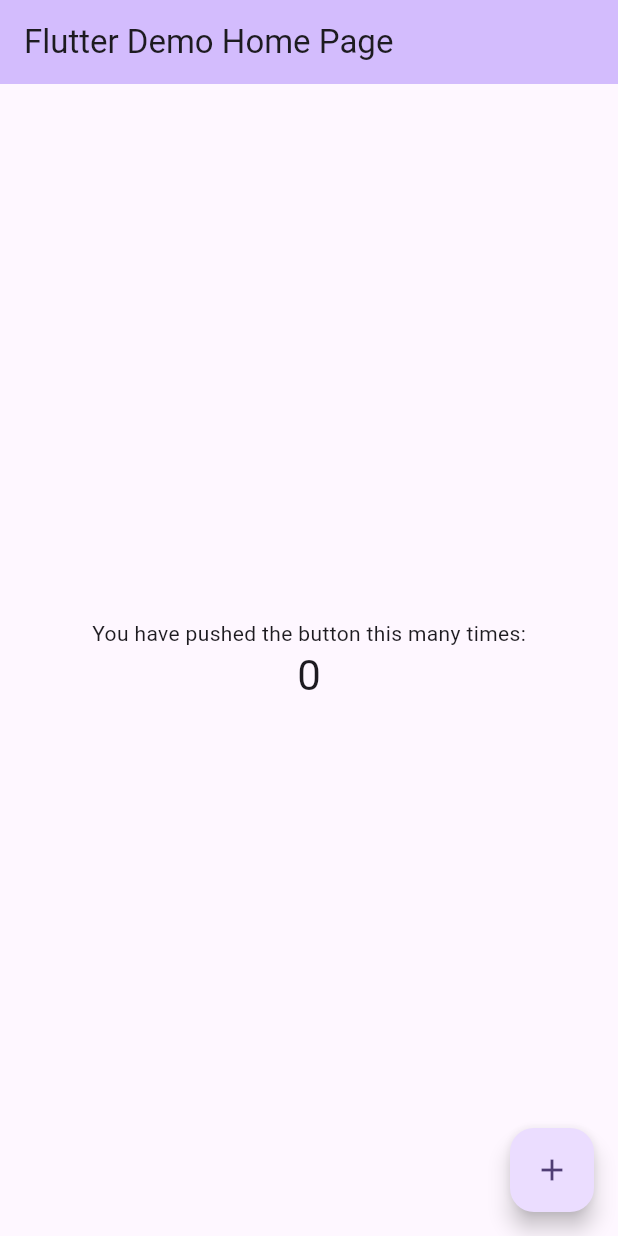
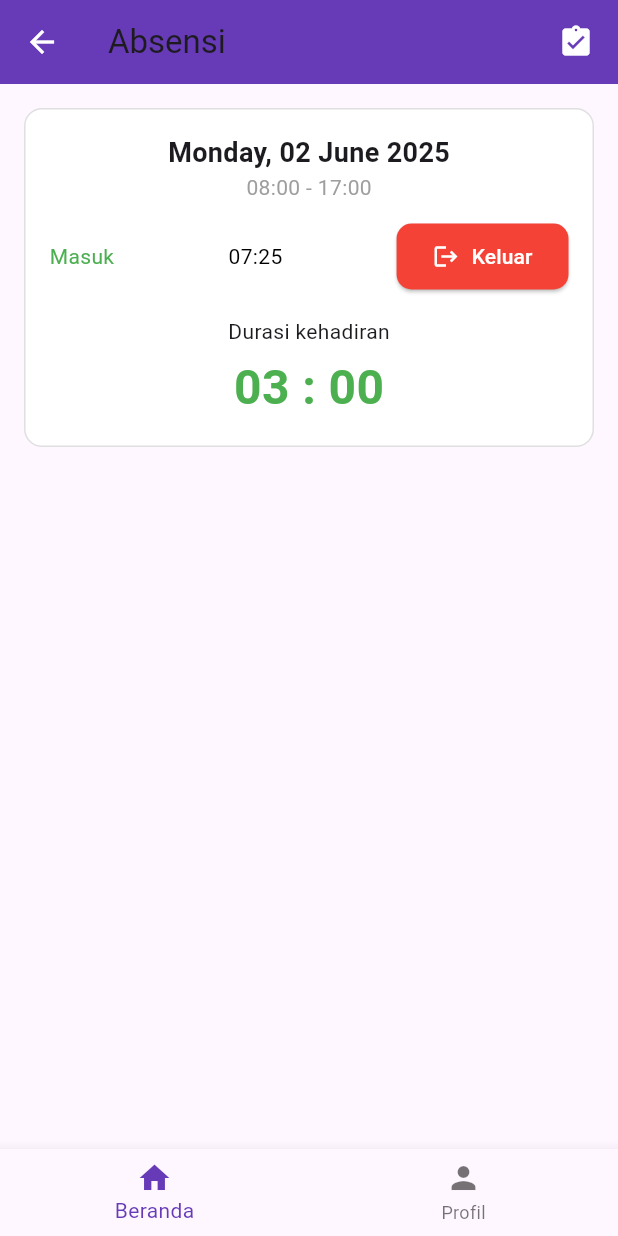
Before and after one commit to muhmmdfrd/hris-ai-mobile, a Flutter app: the screen it shows after launch, on a phone screen of 412 x 824 dp. Run offline on Flutter 3.47's test engine with Material 3 defaults, Android fonts, the phone set to English and light mode, and no system bars; our stand-ins replace dio, flutter_bloc, jiffy.

Commit message:
feat: add login and home screen

```diff
--- a/lib/main.dart
+++ b/lib/main.dart
@@ -1,4 +1,6 @@
 import 'package:flutter/material.dart';
+import 'package:hris_ai/modules/auth/auth_screen.dart';
+import 'package:hris_ai/modules/home/home_screen.dart';
 
 void main() {
   runApp(const MyApp());
@@ -7,116 +9,13 @@ void main() {
 class MyApp extends StatelessWidget {
   const MyApp({super.key});
 
-  // This widget is the root of your application.
   @override
   Widget build(BuildContext context) {
     return MaterialApp(
       title: 'Flutter Demo',
-      theme: ThemeData(
-        // This is the theme of your application.
-        //
-        // TRY THIS: Try running your application with "flutter run". You'll see
-        // the application has a purple toolbar. Then, without quitting the app,
-        // try changing the seedColor in the colorScheme below to Colors.green
-        // and then invoke "hot reload" (save your changes or press the "hot
-        // reload" button in a Flutter-supported IDE, or press "r" if you used
-        // the command line to start the app).
-        //
-        // Notice that the counter didn't reset back to zero; the application
-        // state is not lost during the reload. To reset the state, use hot
-        // restart instead.
-        //
-        // This works for code too, not just values: Most code changes can be
-        // tested with just a hot reload.
-        colorScheme: ColorScheme.fromSeed(seedColor: Colors.deepPurple),
-      ),
-      home: const MyHomePage(title: 'Flutter Demo Home Page'),
+      theme: ThemeData(colorScheme: ColorScheme.fromSeed(seedColor: Colors.deepPurple)),
+      initialRoute: '/home',
+      routes: {'/auth': (context) => const AuthScreen(), '/home': (context) => const HomeScreen()},
     );
   }
 }
-
-class MyHomePage extends StatefulWidget {
-  const MyHomePage({super.key, required this.title});
-
-  // This widget is the home page of your application. It is stateful, meaning
-  // that it has a State object (defined below) that contains fields that affect
-  // how it looks.
-
-  // This class is the configuration for the state. It holds the values (in this
-  // case the title) provided by the parent (in this case the App widget) and
-  // used by the build method of the State. Fields in a Widget subclass are
-  // always marked "final".
-
-  final String title;
-
-  @override
-  State<MyHomePage> createState() => _MyHomePageState();
-}
-
-class _MyHomePageState extends State<MyHomePage> {
-  int _counter = 0;
-
-  void _incrementCounter() {
-    setState(() {
-      // This call to setState tells the Flutter framework that something has
-      // changed in this State, which causes it to rerun the build method below
-      // so that the display can reflect the updated values. If we changed
-      // _counter without calling setState(), then the build method would not be
-      // called again, and so nothing would appear to happen.
-      _counter++;
-    });
-  }
-
-  @override
-  Widget build(BuildContext context) {
-    // This method is rerun every time setState is called, for instance as done
-    // by the _incrementCounter method above.
-    //
-    // The Flutter framework has been optimized to make rerunning build methods
-    // fast, so that you can just rebuild anything that needs updating rather
-    // than having to individually change instances of widgets.
-    return Scaffold(
-      appBar: AppBar(
-        // TRY THIS: Try changing the color here to a specific color (to
-        // Colors.amber, perhaps?) and trigger a hot reload to see the AppBar
-        // change color while the other colors stay the same.
-        backgroundColor: Theme.of(context).colorScheme.inversePrimary,
-        // Here we take the value from the MyHomePage object that was created by
-        // the App.build method, and use it to set our appbar title.
-        title: Text(widget.title),
-      ),
-      body: Center(
-        // Center is a layout widget. It takes a single child and positions it
-        // in the middle of the parent.
-        child: Column(
-          // Column is also a layout widget. It takes a list of children and
-          // arranges them vertically. By default, it sizes itself to fit its
-          // children horizontally, and tries to be as tall as its parent.
-          //
-          // Column has various properties to control how it sizes itself and
-          // how it positions its children. Here we use mainAxisAlignment to
-          // center the children vertically; the main axis here is the vertical
-          // axis because Columns are vertical (the cross axis would be
-          // horizontal).
-          //
-          // TRY THIS: Invoke "debug painting" (choose the "Toggle Debug Paint"
-          // action in the IDE, or press "p" in the console), to see the
-          // wireframe for each widget.
-          mainAxisAlignment: MainAxisAlignment.center,
-          children: <Widget>[
-            const Text('You have pushed the button this many times:'),
-            Text(
-              '$_counter',
-              style: Theme.of(context).textTheme.headlineMedium,
-            ),
-          ],
-        ),
-      ),
-      floatingActionButton: FloatingActionButton(
-        onPressed: _incrementCounter,
-        tooltip: 'Increment',
-        child: const Icon(Icons.add),
-      ), // This trailing comma makes auto-formatting nicer for build methods.
-    );
-  }
-}
--- /dev/null
+++ b/lib/modules/home/home_screen.dart
@@ -0,0 +1,32 @@
+import 'package:flutter/material.dart';
+import 'package:hris_ai/modules/home/main_screen.dart';
+import 'package:hris_ai/modules/home/profile_screen.dart';
+
+class HomeScreen extends StatefulWidget {
+  const HomeScreen({super.key});
+
+  @override
+  State<HomeScreen> createState() => _HomeScreenState();
+}
+
+class _HomeScreenState extends State<HomeScreen> {
+  int _currentIndex = 0;
+
+  final List<Widget> _screens = [const MainScreen(), const ProfilScreen()];
+
+  @override
+  Widget build(BuildContext context) {
+    return Scaffold(
+      body: _screens[_currentIndex],
+      bottomNavigationBar: BottomNavigationBar(
+        currentIndex: _currentIndex,
+        selectedItemColor: Colors.deepPurple,
+        onTap: (index) => setState(() => _currentIndex = index),
+        items: const [
+          BottomNavigationBarItem(icon: Icon(Icons.home), label: 'Beranda'),
+          BottomNavigationBarItem(icon: Icon(Icons.person), label: 'Profil'),
+        ],
+      ),
+    );
+  }
+}
--- /dev/null
+++ b/lib/modules/home/main_screen.dart
@@ -0,0 +1,67 @@
+import 'package:flutter/material.dart';
+import 'package:jiffy/jiffy.dart';
+
+class MainScreen extends StatelessWidget {
+  const MainScreen({super.key});
+
+  @override
+  Widget build(BuildContext context) {
+    final today = Jiffy.parse('2025-06-02'); // kamu bisa sesuaikan ke Jiffy.now()
+
+    return Scaffold(
+      appBar: AppBar(
+        title: const Text('Absensi'),
+        backgroundColor: Colors.deepPurple,
+        leading: const BackButton(color: Colors.white),
+        actions: const [
+          Padding(padding: EdgeInsets.only(right: 16.0), child: Icon(Icons.assignment_turned_in, color: Colors.white)),
+        ],
+      ),
+      body: Column(children: [_buildTodayCard(today)]),
+    );
+  }
+
+  Widget _buildTodayCard(Jiffy today) {
+    final formattedDay = today.format(pattern: 'EEEE, dd MMMM yyyy');
+    return Container(
+      margin: const EdgeInsets.all(16),
+      padding: const EdgeInsets.all(16),
+      decoration: BoxDecoration(
+        border: Border.all(color: Colors.grey.shade300),
+        borderRadius: BorderRadius.circular(12),
+        color: Colors.white,
+      ),
+      child: Column(
+        children: [
+          Text(formattedDay, style: const TextStyle(fontSize: 18, fontWeight: FontWeight.bold)),
+          const Text('08:00 - 17:00', style: TextStyle(fontSize: 14, color: Colors.grey)),
+          const SizedBox(height: 12),
+          Row(
+            mainAxisAlignment: MainAxisAlignment.spaceBetween,
+            children: [
+              const Text('Masuk', style: TextStyle(color: Colors.green)),
+              const Text('07:25', style: TextStyle(color: Colors.black)),
+              ElevatedButton.icon(
+                onPressed: () {
+                  // TODO: handle check-out
+                },
+                icon: const Icon(Icons.logout),
+                label: const Text('Keluar'),
+                style: ElevatedButton.styleFrom(
+                  backgroundColor: Colors.red,
+                  foregroundColor: Colors.white,
+                  padding: const EdgeInsets.symmetric(horizontal: 24, vertical: 12),
+                  shape: RoundedRectangleBorder(borderRadius: BorderRadius.circular(10)),
+                ),
+              ),
+            ],
+          ),
+          const SizedBox(height: 16),
+          const Text('Durasi kehadiran', style: TextStyle(fontSize: 14)),
+          const SizedBox(height: 4),
+          const Text('03 : 00', style: TextStyle(fontSize: 32, color: Colors.green, fontWeight: FontWeight.bold)),
+        ],
+      ),
+    );
+  }
+}
```
Also changed, not shown: lib/modules/auth/auth_screen.dart (added, +124 -0 lines), lib/modules/auth/bloc/auth_bloc.dart (added, +23 -0 lines), lib/modules/auth/bloc/auth_event.dart (added, +8 -0 lines), lib/modules/auth/bloc/auth_state.dart (added, +15 -0 lines), lib/modules/auth/services/auth_service.dart (added, +25 -0 lines), lib/modules/home/profile_screen.dart (added, +24 -0 lines), pubspec.yaml (+5 -40 lines), pubspec.lock.
